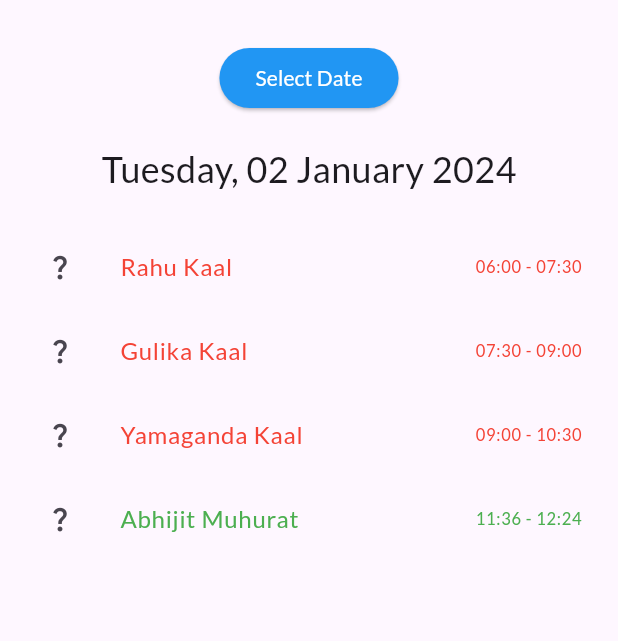
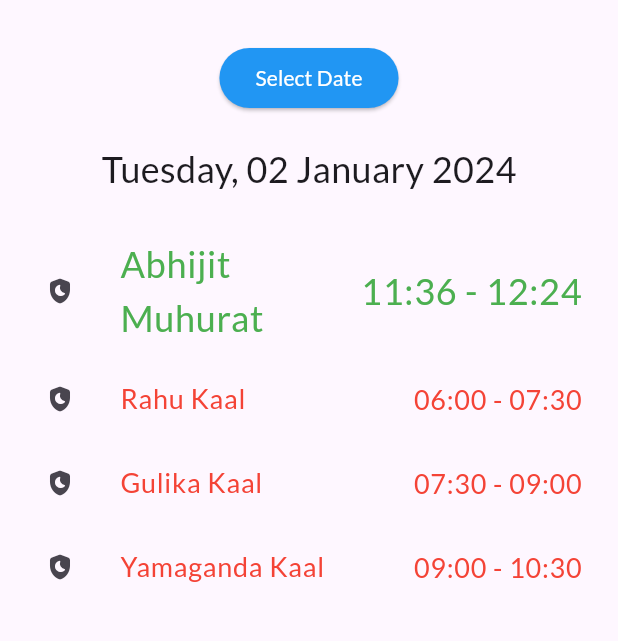
Before and after one commit to priyakantcharokar/panchaangapp, a Flutter app: the screen it shows after launch, on a phone screen of 412 x 824 dp, the part 72-713 px from its top. Run offline on Flutter 3.47's test engine with Material 3 defaults, Android fonts, the phone set to English and light mode, and no system bars.

Commit message:
changed for release

```diff
--- a/lib/main.dart
+++ b/lib/main.dart
@@ -87,10 +87,10 @@ class _KaalCalculatorState extends State<KaalCalculator> {
     String yamagandaKaalTimeString = formatKaalTime(yamagandaKaalStart) + " - " + formatKaalTime(yamagandaKaalEnd);
 
     return {
+      "Abhijit Muhurat": abhijitMuhuratTimeString,
       "Rahu Kaal": rahuKaalTimeString,
       "Gulika Kaal": gulikaKaalTimeString,
-      "Yamaganda Kaal": yamagandaKaalTimeString,
-      "Abhijit Muhurat": abhijitMuhuratTimeString
+      "Yamaganda Kaal": yamagandaKaalTimeString
       // Add more Kaals here
     };
   }
@@ -164,29 +164,36 @@ class _KaalCalculatorState extends State<KaalCalculator> {
                 itemBuilder: (context, index) {
                   String key = kaals.keys.elementAt(index);
                   Color textColor;
+                  double textSize;
 
                   // Change text color based on the key
                   if (key == 'Rahu Kaal' || key == 'Gulika Kaal' || key == 'Yamaganda Kaal') {
                     textColor = Colors.red; // Set text color to red for specific Kaals
+                    textSize = 18.0;
                   } else {
                     textColor = Colors.green; // Set text color to green for other Kaals
+                    textSize = 24.0;
                   }
                   return ListTile(
                     // leading: Icon(Icons.lock_clock_rounded), // Icon for the Kaal
                     leading: IconButton(
-                      icon: Icon(Icons.question_mark_outlined),
+                      icon: Icon(Icons.shield_moon_rounded),
                       iconSize: 20.0, // Adjust the size as needed, 20.0 is an example for a smaller icon
                       onPressed: () {
                         showDialog(
                           context: context,
                           builder: (BuildContext context) {
+                            // make alert dialog background transparent color light blue
                             return AlertDialog(
-                              title: Text(key,
-                                textAlign: TextAlign.center),
-                              content: Text(kaalDescriptions[key] ?? "No description available."),
+                              backgroundColor: Colors.lightBlueAccent,
 
+                              //change text to size 24
+                              title: Text(key, textAlign: TextAlign.center, style: TextStyle(fontSize: 30)),
+                              // change content to size 30
+                              content: Text(kaalDescriptions[key] ?? "No description available.", textAlign: TextAlign.justify, style: TextStyle(fontSize: 20)),
                               actions: [
                                 TextButton(
+                                  // make close button centered
                                   child: Text("Close"),
                                   onPressed: () {
                                     Navigator.of(context).pop();
@@ -200,15 +207,16 @@ class _KaalCalculatorState extends State<KaalCalculator> {
                     ),
                     title: Text(key,
                       style: TextStyle(
-                        color: textColor, // Change this to your desired color
+                        color: textColor, fontSize: textSize // Change this to your desired color
                       ),
                     ),
+
                     trailing: Row(
                       mainAxisSize: MainAxisSize.min,
                       children: [
-                        Text(kaals[key]!,
-                          style: TextStyle(color: textColor)),
-
+                        // make this Text size bigger
+                        // Text(kaals[key]!, style: TextStyle(color: textColor, fontSize: 20)),
+                         Text(kaals[key]!, style: TextStyle(color: textColor, fontSize: textSize)),
                       ],
                     ),
                   );
--- a/pubspec.yaml
+++ b/pubspec.yaml
@@ -25,6 +25,6 @@ flutter:
         fonts:
           - asset: fonts/Lato/Lato-Regular.ttf
           - asset: fonts/Lato/Lato-Bold.ttf
-            weight: 700
+            weight: 900
   assets:
     - assets/images/logo.png
```
Also changed, not shown: 4 other files.
